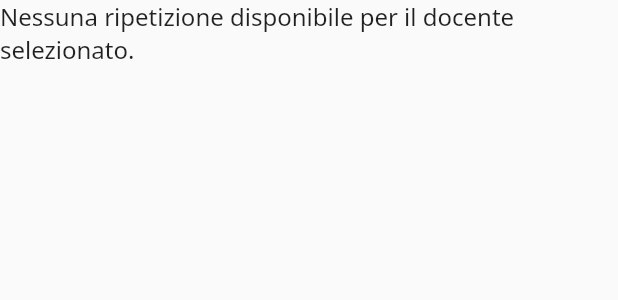
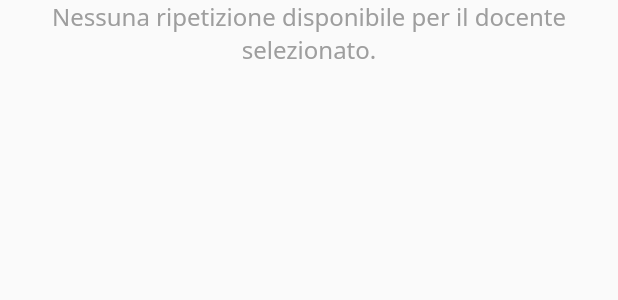
Before and after one commit to Amazeeing/booksy-android, a Flutter app: the SlotList widget shown alone on an empty page, opened directly with empty values, on a phone screen of 412 x 824 dp. Shown: the top 300 px of the screen. Run offline on Flutter 3.47's test engine with Material 2 defaults, Android fonts, the phone set to English and light mode, and no system bars; our stand-ins replace flutter_riverpod, shared_preferences, webview_flutter; accounts and stored records are empty; network calls fail.

Commit message:
Modificata card slot in modo che il bottone prenota sia visibile solamente quando si è un utente

```diff
--- a/lib/util/slot_list.dart
+++ b/lib/util/slot_list.dart
@@ -3,9 +3,10 @@ import 'package:prenotazioni/model/slot_disponibile.dart';
 import 'package:prenotazioni/pages/booking.dart';
 
 class SlotCard extends StatelessWidget {
-  const SlotCard(this.current, {Key? key}) : super(key: key);
+  const SlotCard(this.current, this.isAdmin, {Key? key}) : super(key: key);
 
   final SlotDisponibile current;
+  final bool isAdmin;
 
   @override
   Widget build(BuildContext context) {
@@ -14,14 +15,17 @@ class SlotCard extends StatelessWidget {
               Navigator.pushReplacement(context,
                   MaterialPageRoute(builder: (context) => BookingPage()))
             },
-        child: const Text('Prenota')
-    );
+        child: const Text('Prenota'));
 
     return Card(
       child: Padding(
         padding: const EdgeInsets.all(20.0),
         child: GridTile(
-          footer: Align(alignment: Alignment.bottomRight, child: appointButton),
+          footer: Visibility(
+            visible: isAdmin == false,
+              child: Align(
+                  alignment: Alignment.centerRight, child: appointButton)
+          ),
           child: Column(
             crossAxisAlignment: CrossAxisAlignment.start,
             children: [
@@ -46,25 +50,30 @@ class SlotCard extends StatelessWidget {
 }
 
 class SlotList extends StatelessWidget {
-  const SlotList(this.slots, {Key? key}) : super(key: key);
+  const SlotList(this.slots, this.isAdmin, {Key? key}) : super(key: key);
 
   final List<SlotDisponibile> slots;
+  final bool isAdmin;
 
   @override
   Widget build(BuildContext context) {
     if (slots.isEmpty) {
       return const Text(
-          'Nessuna ripetizione disponibile per il docente selezionato.');
+          'Nessuna ripetizione disponibile per il docente selezionato.',
+          maxLines: 2,
+          textAlign: TextAlign.center,
+          style: TextStyle(color: Colors.grey)
+      );
     }
 
     return GridView.builder(
       itemCount: slots.length,
       itemBuilder: (context, index) {
-        return SlotCard(slots[index]);
+        return SlotCard(slots[index], isAdmin);
       },
       gridDelegate: const SliverGridDelegateWithMaxCrossAxisExtent(
-          maxCrossAxisExtent: 200.0,
-          childAspectRatio: 3.5 / 2.25,
+          maxCrossAxisExtent: 350.0,
+          childAspectRatio: 3.0 / 1.0,
           mainAxisSpacing: 20.0,
           crossAxisSpacing: 20.0),
     );
```
